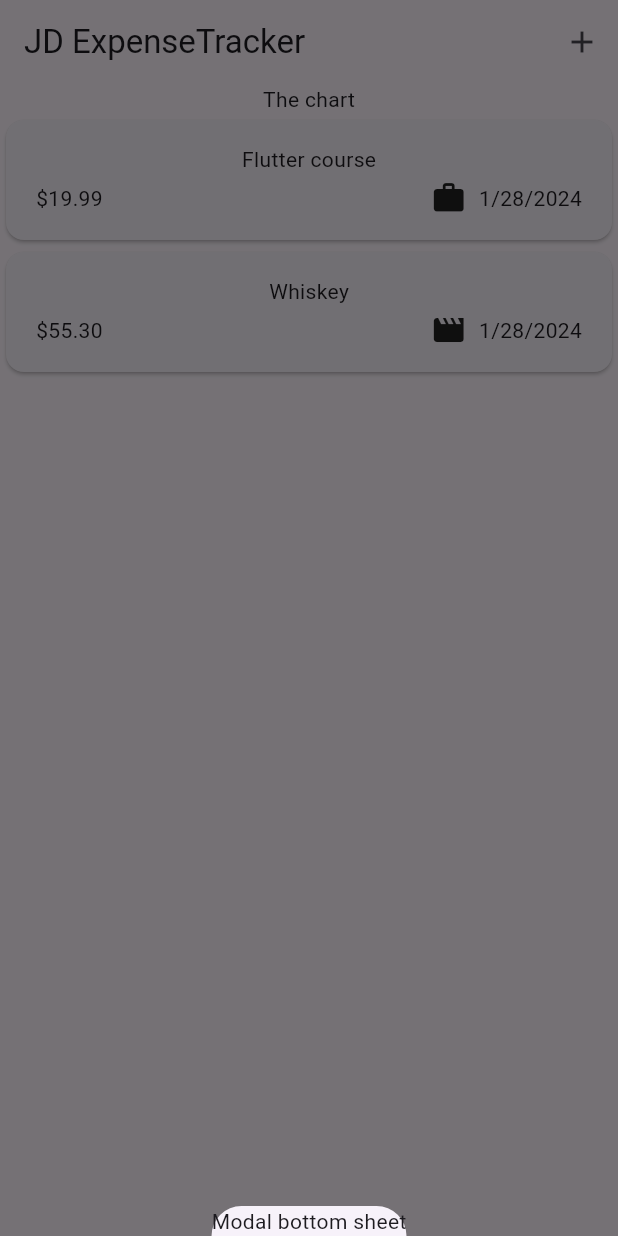
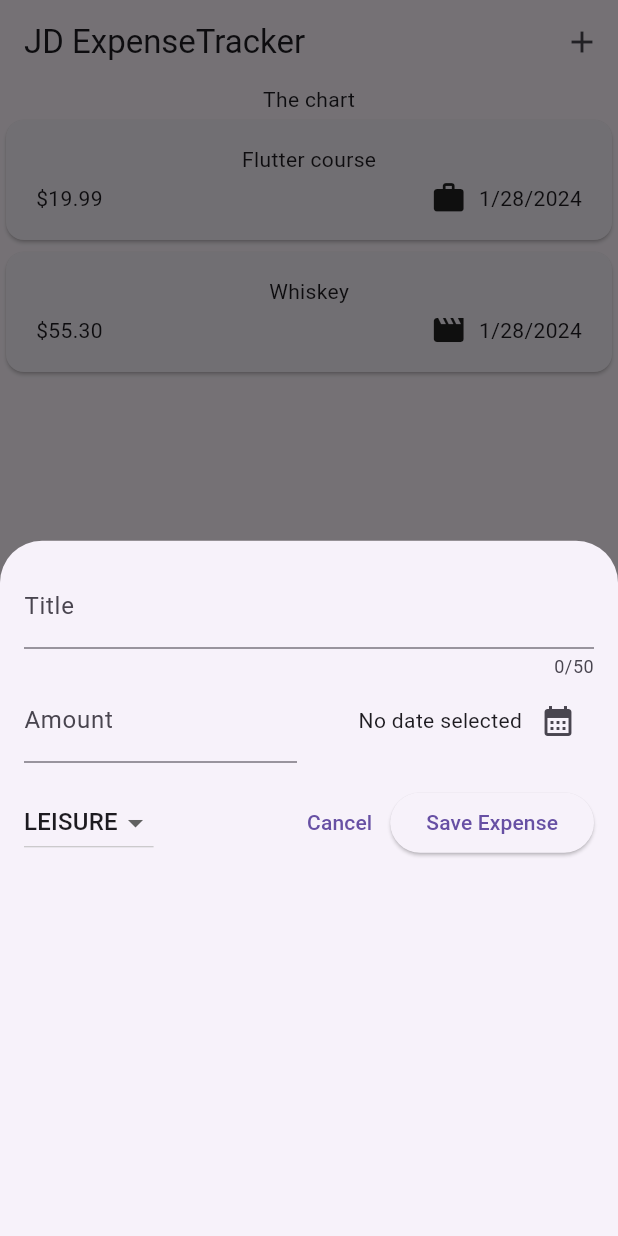
Before and after one commit to cavalryjim/expense_tracker, a Flutter app: the screen it shows after launch, after a tap on the "add" icon, on a phone screen of 412 x 824 dp. Run offline on Flutter 3.47's test engine with Material 3 defaults, Android fonts, the phone set to English and light mode, and no system bars.

Commit message:
adding more features and data validation

```diff
--- a/lib/widgets/expenses.dart
+++ b/lib/widgets/expenses.dart
@@ -1,5 +1,6 @@
 import 'package:expense_tracker/widgets/expenses_list/expenses_list.dart';
 import 'package:expense_tracker/models/expense.dart';
+import 'package:expense_tracker/widgets/new_expense.dart';
 import 'package:flutter/material.dart';
 
 class Expenses extends StatefulWidget {
@@ -28,7 +29,7 @@ class _ExpensesState extends State<Expenses> {
   void _openAddExpenseOverlay() {
     showModalBottomSheet(
       context: context,
-      builder: (ctx) => const Text('Modal bottom sheet'),
+      builder: (ctx) => const NewExpense(),
     );
   }
 
--- /dev/null
+++ b/lib/widgets/new_expense.dart
@@ -0,0 +1,141 @@
+import 'package:expense_tracker/models/expense.dart';
+import 'package:flutter/material.dart';
+
+// final formatter = DateFormat.yMd(); // using it from the expense.dart file
+
+class NewExpense extends StatefulWidget {
+  const NewExpense({super.key});
+
+  @override
+  State<NewExpense> createState() {
+    return _NewExpenseState();
+  }
+}
+
+class _NewExpenseState extends State<NewExpense> {
+  final _titleController = TextEditingController();
+  final _amountController = TextEditingController();
+  DateTime? _selectedDate;
+  Category _selectedCategory = Category.leisure;
+
+  void _presentDatePicker() async {
+    final now = DateTime.now();
+    final firstDate = DateTime(now.year - 1, now.month, now.day);
+    final pickedDate = await showDatePicker(
+      context: context,
+      initialDate: now,
+      firstDate: firstDate,
+      lastDate: now,
+    );
+    // this line will only be executed after the above.
+    setState(() {
+      _selectedDate = pickedDate;
+    });
+  }
+
+  void _submitExpenseData() {
+    final enteredAmount = double.tryParse(_amountController.text);
+    final amountIsInvalid = enteredAmount == null || enteredAmount <= 0;
+    if (_titleController.text.trim().isEmpty || amountIsInvalid || _selectedDate == null) {
+      showDialog(context: context, builder: (ctx) => AlertDialog(
+        title: const Text('Invalid input'),
+        content: const Text('Please make sure valid data was entered.'),
+        actions: [
+          TextButton(
+            onPressed: () {
+              Navigator.pop(ctx);
+            },
+            child: const Text('Ok')
+          )
+        ]
+      ));
+      return;
+    }
+  }
+
+  @override
+  void dispose() {
+    _titleController.dispose();
+    _amountController.dispose();
+    super.dispose();
+  }
+
+  @override
+  Widget build(BuildContext context) {
+    return Padding(
+      padding: const EdgeInsets.all(16),
+      child: Column(
+        children: [
+          TextField(
+            controller: _titleController,
+            maxLength: 50,
+            decoration: const InputDecoration(
+              label: Text('Title'),
+            ),
+          ),
+          Row(
+            children: [
+              Expanded(
+                child: TextField(
+                  controller: _amountController,
+                  keyboardType: TextInputType.number,
+                  decoration: const InputDecoration(
+                    prefixText: '\$ ',
+                    label: Text('Amount'),
+                  ),
+                ),
+              ),
+              const SizedBox(width: 16),
+              Expanded(
+                child: Row(
+                  mainAxisAlignment: MainAxisAlignment.end,
+                  crossAxisAlignment: CrossAxisAlignment.center,
+                  children: [
+                    // the bang symbol (!) lets Dart know that _selectedDate will not be null.
+                    Text(_selectedDate == null ? 'No date selected' : formatter.format(_selectedDate!)),
+                    IconButton(
+                      onPressed: _presentDatePicker,
+                      icon: const Icon(Icons.calendar_month),
+                    ),
+                  ],
+                ),
+              )
+            ],
+          ),
+          const SizedBox(height: 16),
+          Row(
+            children: [
+              DropdownButton(
+                value: _selectedCategory,
+                items: Category.values.map(
+                  (category) => DropdownMenuItem(
+                    value: category,
+                    child: Text(category.name.toUpperCase()))
+                ).toList(),
+                onChanged: (value) {
+                  if (value == null) {
+                    return;
+                  }
+                  // print(value);
+                  setState(() {
+                    _selectedCategory = value;
+                  });
+                }
+              ),
+              const Spacer(),
+              TextButton(
+                  onPressed: () {
+                    Navigator.pop(context);
+                  },
+                  child: const Text('Cancel')),
+              ElevatedButton(
+                onPressed: _submitExpenseData,
+                child: const Text('Save Expense'),
+              )
+            ],
+          )
+        ],
+      ),
+    );
+  }
+}
```
Also changed, not shown: 1 other file.
